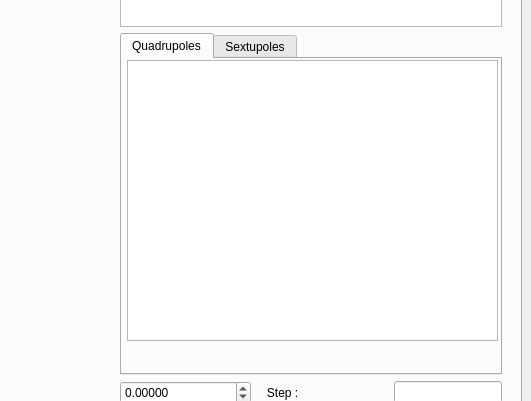
Old version of the form RampEditor.ui in the repository ydutheil/COSYRampEditor; both pictures show x 912 to 1443 and y 232 to 633 of the 1443 by 718 pixel window.
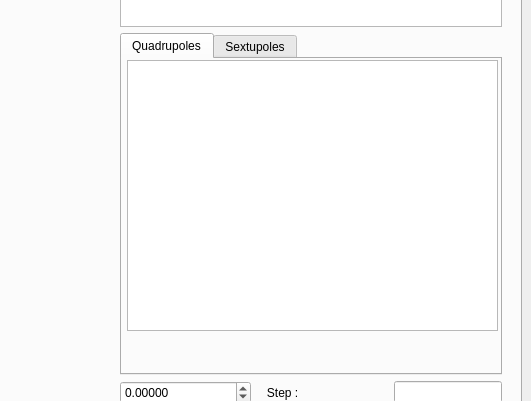
New version of the form.

Commit message: added stone infos in stoneEditor tab

```diff
--- a/RampEditor.ui
+++ b/RampEditor.ui
@@ -251,7 +251,7 @@
                  <x>5</x>
                  <y>1</y>
                  <width>371</width>
-                 <height>281</height>
+                 <height>271</height>
                 </rect>
                </property>
                <property name="sizePolicy">
```
Left out of the diff: 5 changed lines with no effect on the pictures. The commit also changes 2 other files.
